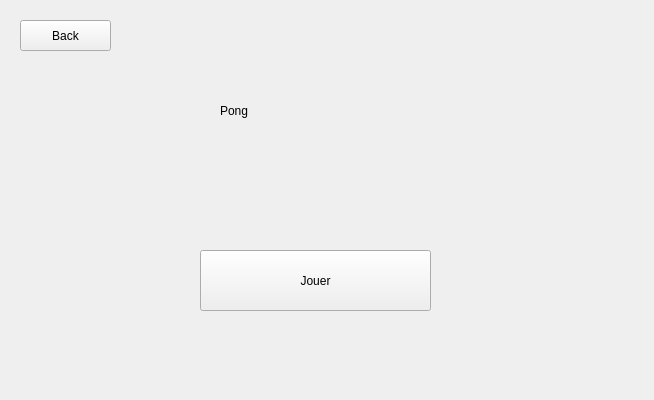
Qt form testIHMClimingProject/testIHMClimingProject/Pong.ui (simplyyCarlos/ClimbingProject) before a commit.
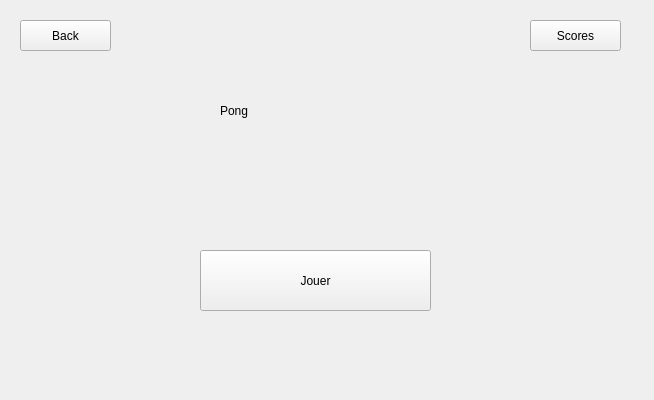
The same form after that commit.

Commit message: scores pong

The edit to the form file:
```diff
--- a/testIHMClimingProject/testIHMClimingProject/Pong.ui
+++ b/testIHMClimingProject/testIHMClimingProject/Pong.ui
@@ -52,6 +52,19 @@
     <string>Jouer</string>
    </property>
   </widget>
+  <widget class="QPushButton" name="pushButton_Scores">
+   <property name="geometry">
+    <rect>
+     <x>530</x>
+     <y>20</y>
+     <width>91</width>
+     <height>31</height>
+    </rect>
+   </property>
+   <property name="text">
+    <string>Scores</string>
+   </property>
+  </widget>
  </widget>
  <resources/>
  <connections/>
```
The commit also changes 11 other files.
